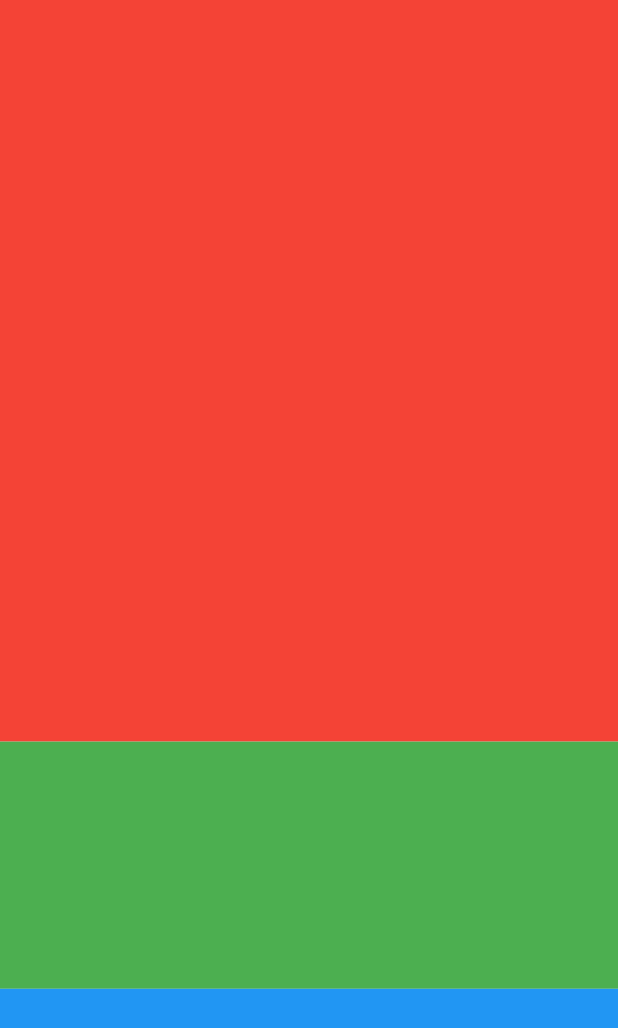
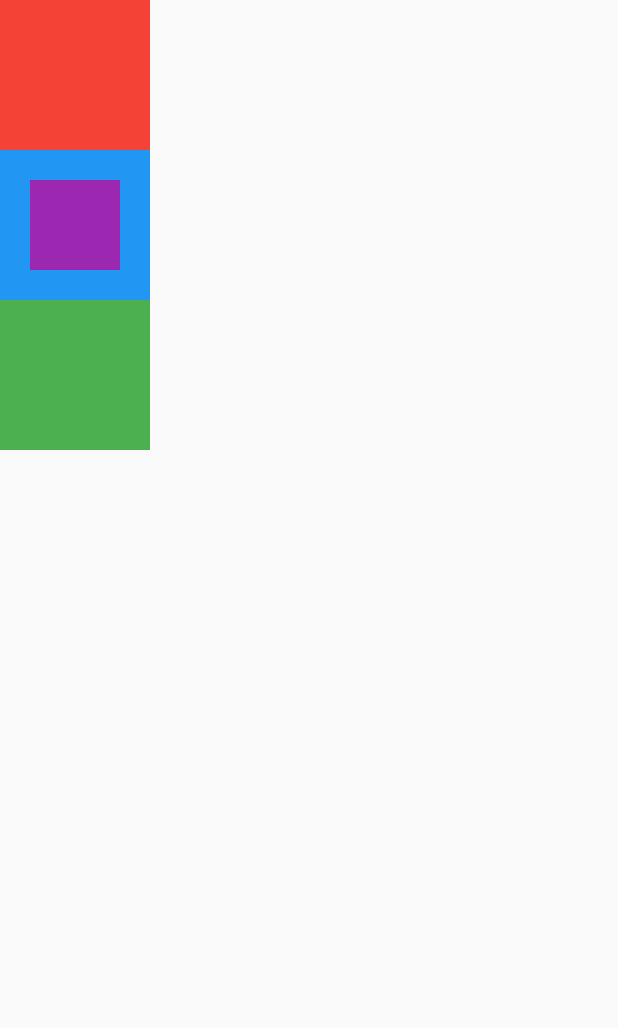
Before and after one commit to amirahmadadibi/7learnCalculateProjectTeaching, a Flutter app: the screen it shows after launch, on a phone screen of 412 x 824 dp. Shown: the top 1028 px of the screen. Run offline on Flutter 3.47's test engine with Material 2 defaults, Android fonts, the phone set to English and light mode, and no system bars.

Commit message:
s04-flutter login app-E02 padding and margin

```diff
--- a/lib/main.dart
+++ b/lib/main.dart
@@ -14,23 +14,26 @@ class MyWidget extends StatelessWidget {
         body: SafeArea(
           child: Column(
             children: [
-              Expanded(
-                flex: 6,
+              Container(
+                width: 100,
+                height: 100,
+                color: Colors.red,
+              ),
+              Container(
+                width: 100,
+                height: 100,
+                color: Colors.blue,
+                padding: EdgeInsets.all(20),
                 child: Container(
-                  color: Colors.red,
+                  width: 100,
+                  height: 100,
+                  color: Colors.purple,
                 ),
               ),
-              Expanded(
-                flex: 2,
-                child: Container(
-                  color: Colors.green,
-                ),
-              ),
-              Expanded(
-                flex: 2,
-                child: Container(
-                  color: Colors.blue,
-                ),
+              Container(
+                width: 100,
+                height: 100,
+                color: Colors.green,
               )
             ],
           ),
```
